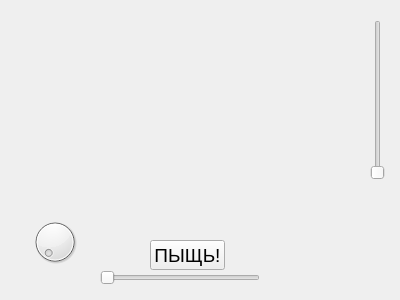
Before: the Qt Designer form PHDCube/graphicalwidget.ui in reinerwaldmann/PHDCube, drawn with Qt 5.
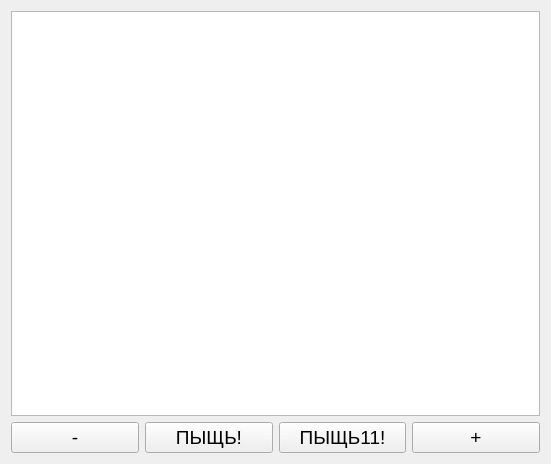
After: the same form once the commit is applied.

```diff
--- a/PHDCube/graphicalwidget.ui
+++ b/PHDCube/graphicalwidget.ui
@@ -6,22 +6,39 @@
    <rect>
     <x>0</x>
     <y>0</y>
-    <width>400</width>
-    <height>300</height>
+    <width>551</width>
+    <height>464</height>
    </rect>
   </property>
   <property name="windowTitle">
    <string>Form</string>
   </property>
+  <layout class="QVBoxLayout" name="verticalLayout">
+   <item>
+    <widget class="QGraphicsView" name="graphicsView"/>
+   </item>
+   <item>
+    <layout class="QHBoxLayout" name="horizontalLayout">
+     <item>
+      <widget class="QPushButton" name="scaleMinus">
+       <property name="minimumSize">
+        <size>
+         <width>0</width>
+         <height>30</height>
+        </size>
+       </property>
+       <property name="font">
+        <font>
+         <pointsize>14</pointsize>
+        </font>
+       </property>
+       <property name="text">
+        <string>-</string>
+       </property>
+      </widget>
+     </item>
+     <item>
   <widget class="QPushButton" name="pushButton">
-   <property name="geometry">
-    <rect>
-     <x>150</x>
-     <y>240</y>
-     <width>75</width>
-     <height>30</height>
-    </rect>
-   </property>
    <property name="minimumSize">
     <size>
      <width>0</width>
@@ -37,42 +54,46 @@
     <string>ПЫЩЬ!</string>
    </property>
   </widget>
-  <widget class="QSlider" name="rightLeftMove">
-   <property name="geometry">
-    <rect>
-     <x>100</x>
-     <y>270</y>
-     <width>160</width>
-     <height>16</height>
-    </rect>
-   </property>
-   <property name="orientation">
-    <enum>Qt::Horizontal</enum>
-   </property>
-  </widget>
-  <widget class="QDial" name="dialScale">
-   <property name="geometry">
-    <rect>
-     <x>30</x>
-     <y>210</y>
-     <width>50</width>
-     <height>64</height>
-    </rect>
-   </property>
-  </widget>
-  <widget class="QSlider" name="topbottomMove">
-   <property name="geometry">
-    <rect>
-     <x>370</x>
-     <y>20</y>
-     <width>16</width>
-     <height>160</height>
-    </rect>
-   </property>
-   <property name="orientation">
-    <enum>Qt::Vertical</enum>
-   </property>
-  </widget>
+     </item>
+     <item>
+      <widget class="QPushButton" name="pushButton_2">
+       <property name="minimumSize">
+        <size>
+         <width>0</width>
+         <height>30</height>
+        </size>
+       </property>
+       <property name="font">
+        <font>
+         <pointsize>14</pointsize>
+        </font>
+       </property>
+       <property name="text">
+        <string>ПЫЩЬ11!</string>
+       </property>
+      </widget>
+     </item>
+     <item>
+      <widget class="QPushButton" name="scalePlus">
+       <property name="minimumSize">
+        <size>
+         <width>0</width>
+         <height>30</height>
+        </size>
+       </property>
+       <property name="font">
+        <font>
+         <pointsize>14</pointsize>
+        </font>
+       </property>
+       <property name="text">
+        <string>+</string>
+       </property>
+      </widget>
+     </item>
+    </layout>
+   </item>
+  </layout>
  </widget>
  <resources/>
  <connections/>
```
Lines whose indentation alone changed are shown as unchanged.
